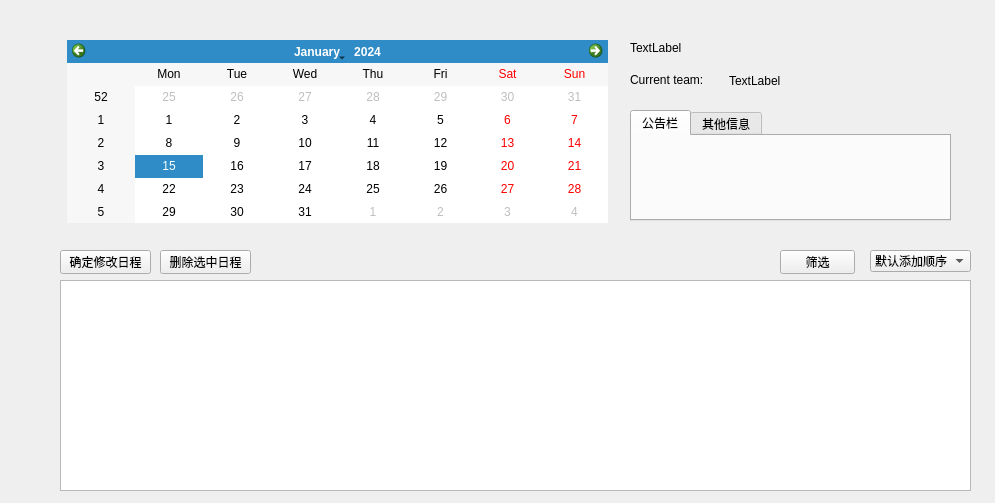
Above: calendar_team.ui from val213/ValCalendar before the change. Below: the same form after it.
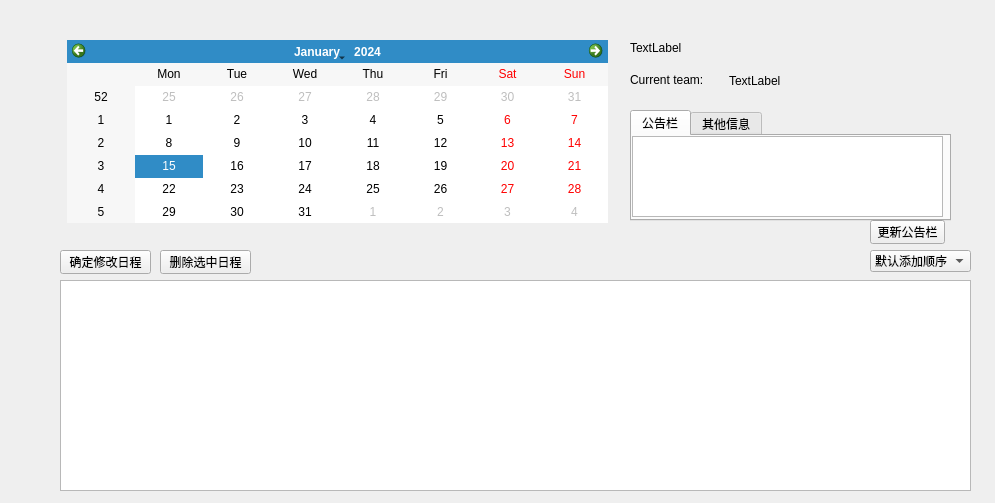
That is the form after the change.

Commit message: 新增了团队中创始人公告栏的文件读写展示；新增了和风天气API的调用和简单天气提醒建议；修改了登陆界面的UI

```diff
--- a/calendar_team.ui
+++ b/calendar_team.ui
@@ -85,14 +85,14 @@
   <widget class="QPushButton" name="pushButton_4">
    <property name="geometry">
     <rect>
-     <x>780</x>
-     <y>250</y>
+     <x>870</x>
+     <y>220</y>
      <width>75</width>
      <height>24</height>
     </rect>
    </property>
    <property name="text">
-    <string>筛选</string>
+    <string>更新公告栏</string>
    </property>
   </widget>
   <widget class="QPushButton" name="pushButton_2">
@@ -172,6 +172,16 @@
     <attribute name="title">
      <string>公告栏</string>
     </attribute>
+    <widget class="QTextEdit" name="textEdit">
+     <property name="geometry">
+      <rect>
+       <x>0</x>
+       <y>0</y>
+       <width>311</width>
+       <height>81</height>
+      </rect>
+     </property>
+    </widget>
    </widget>
    <widget class="QWidget" name="tab_2">
     <attribute name="title">
```
Left out of the diff: 10 changed lines with no effect on the pictures. The commit also changes 214 other files.
